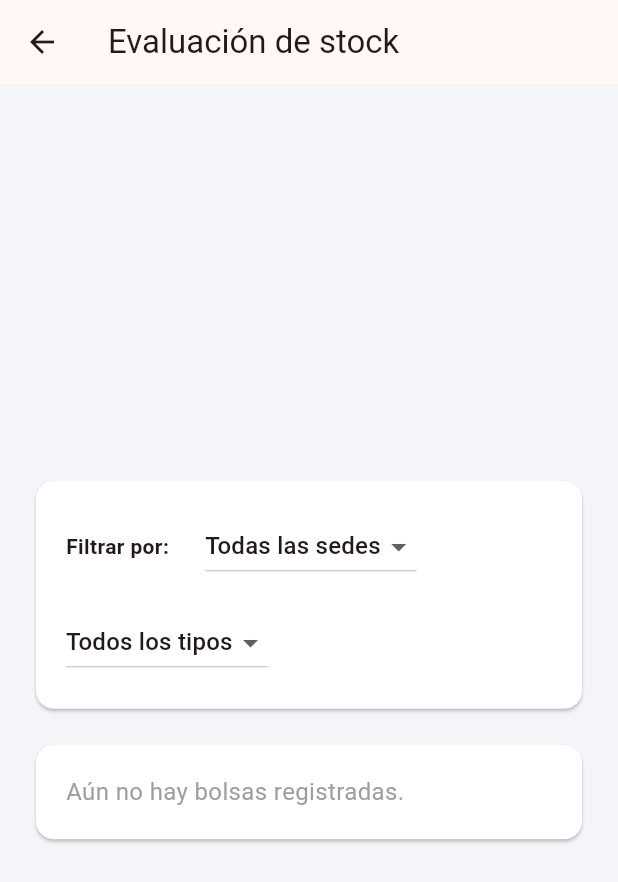
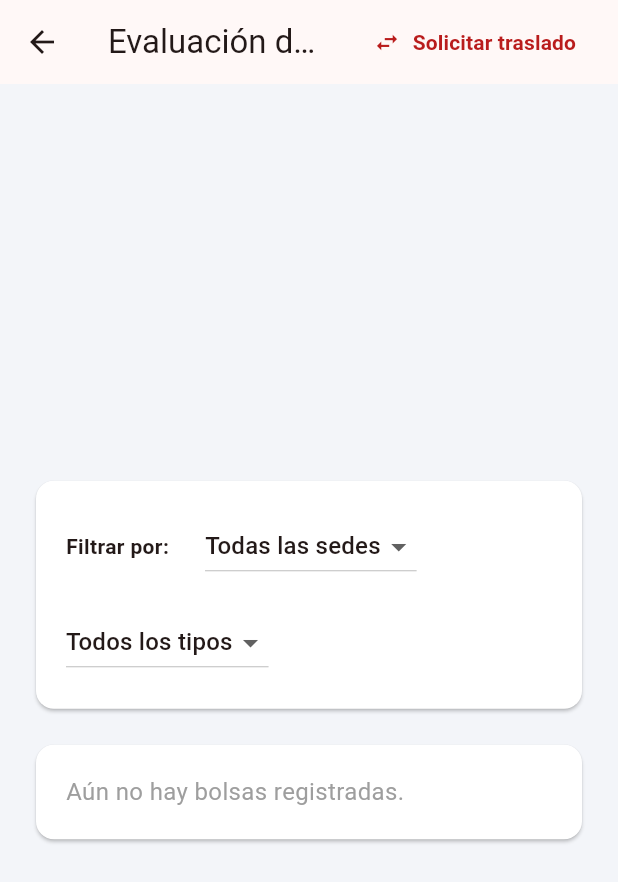
Before and after one commit to AgustinBaeza/Sistema-Gestion-Banco-De-Sangre, a Flutter app: the InventarioPage screen opened directly, on a phone screen of 412 x 824 dp. Shown: the top 882 px of the screen. Run offline on Flutter 3.47's test engine with Material 3 defaults, Android fonts, the phone set to English and light mode, and no system bars; our stand-ins replace web; missing offline and left inert: bcrypt, dart:js_interop, sqlite3; accounts and stored records are empty; statements that could not run were skipped.

Commit message:
feat: conectar us7

```diff
--- a/lib/pantallas/inventario.dart
+++ b/lib/pantallas/inventario.dart
@@ -62,7 +62,20 @@ class _InventarioPageState extends State<InventarioPage> {
 
     return Scaffold(
       backgroundColor: const Color(0xFFF3F5F9),
-      appBar: AppBar(title: const Text("Evaluación de stock")),
+      appBar: AppBar(
+        title: const Text("Evaluación de stock"),
+        actions: [
+          TextButton.icon(
+            onPressed: () => Navigator.pushNamed(context, "/traslados"),
+            icon: const Icon(Icons.swap_horiz, color: Color(0xFFB91C1C)),
+            label: const Text(
+              "Solicitar traslado",
+              style: TextStyle(color: Color(0xFFB91C1C), fontWeight: FontWeight.bold),
+            ),
+          ),
+          const SizedBox(width: 12),
+        ],
+      ),
       body: Center(
         child: SingleChildScrollView(
           padding: const EdgeInsets.all(24),
```
Also changed, not shown: lib/main.dart (+71 -0 lines), lib/pantallas/solicitud_traslado_screen.dart (+7 -8 lines).
